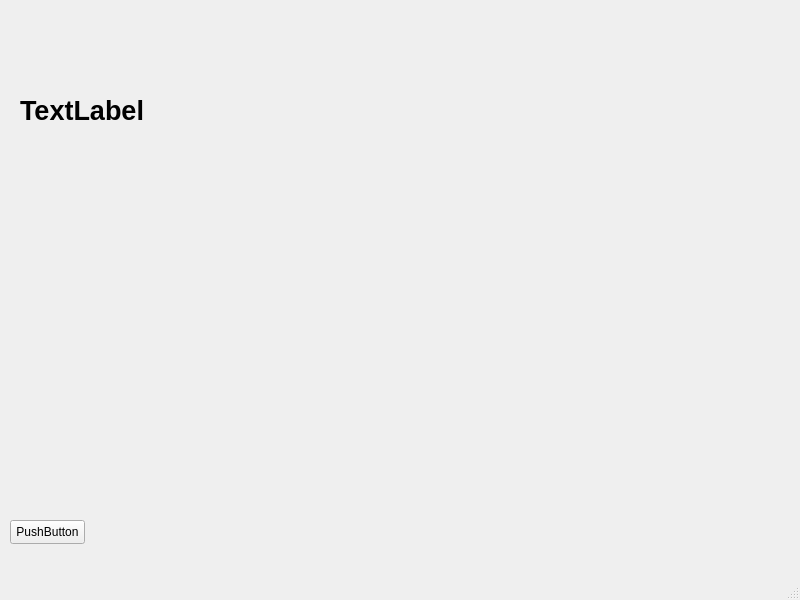
First picture: the form in design.ui, repository SorokinVN23/croner, before the edit.
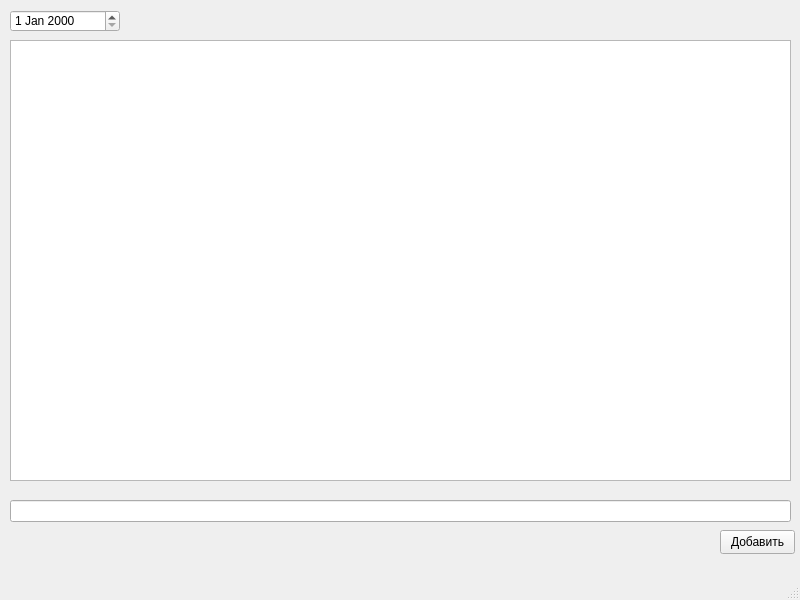
Second picture: the form after the edit.

Patch:
```diff
--- a/design.ui
+++ b/design.ui
@@ -17,33 +17,44 @@
    <widget class="QPushButton" name="pushButton">
     <property name="geometry">
      <rect>
-      <x>10</x>
-      <y>520</y>
+      <x>720</x>
+      <y>530</y>
       <width>75</width>
       <height>24</height>
      </rect>
     </property>
     <property name="text">
-     <string>PushButton</string>
+     <string>Добавить</string>
     </property>
    </widget>
-   <widget class="QLabel" name="label">
+   <widget class="QDateEdit" name="dateEdit">
     <property name="geometry">
      <rect>
-      <x>20</x>
-      <y>90</y>
-      <width>251</width>
-      <height>41</height>
+      <x>10</x>
+      <y>10</y>
+      <width>110</width>
+      <height>22</height>
      </rect>
     </property>
-    <property name="font">
-     <font>
-      <pointsize>20</pointsize>
-      <bold>true</bold>
-     </font>
+   </widget>
+   <widget class="QLineEdit" name="lineEdit">
+    <property name="geometry">
+     <rect>
+      <x>10</x>
+      <y>500</y>
+      <width>781</width>
+      <height>22</height>
+     </rect>
     </property>
-    <property name="text">
-     <string>TextLabel</string>
+   </widget>
+   <widget class="QTableWidget" name="tableWidget">
+    <property name="geometry">
+     <rect>
+      <x>10</x>
+      <y>40</y>
+      <width>781</width>
+      <height>441</height>
+     </rect>
     </property>
    </widget>
   </widget>
```
